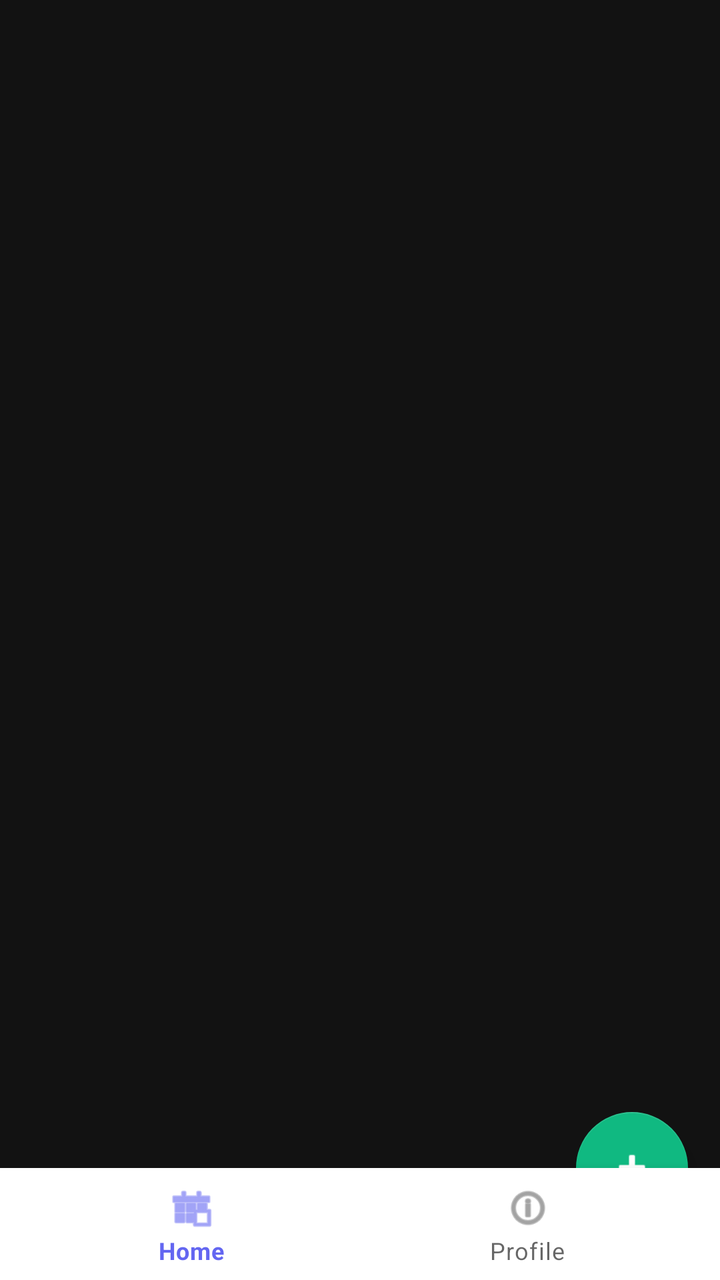
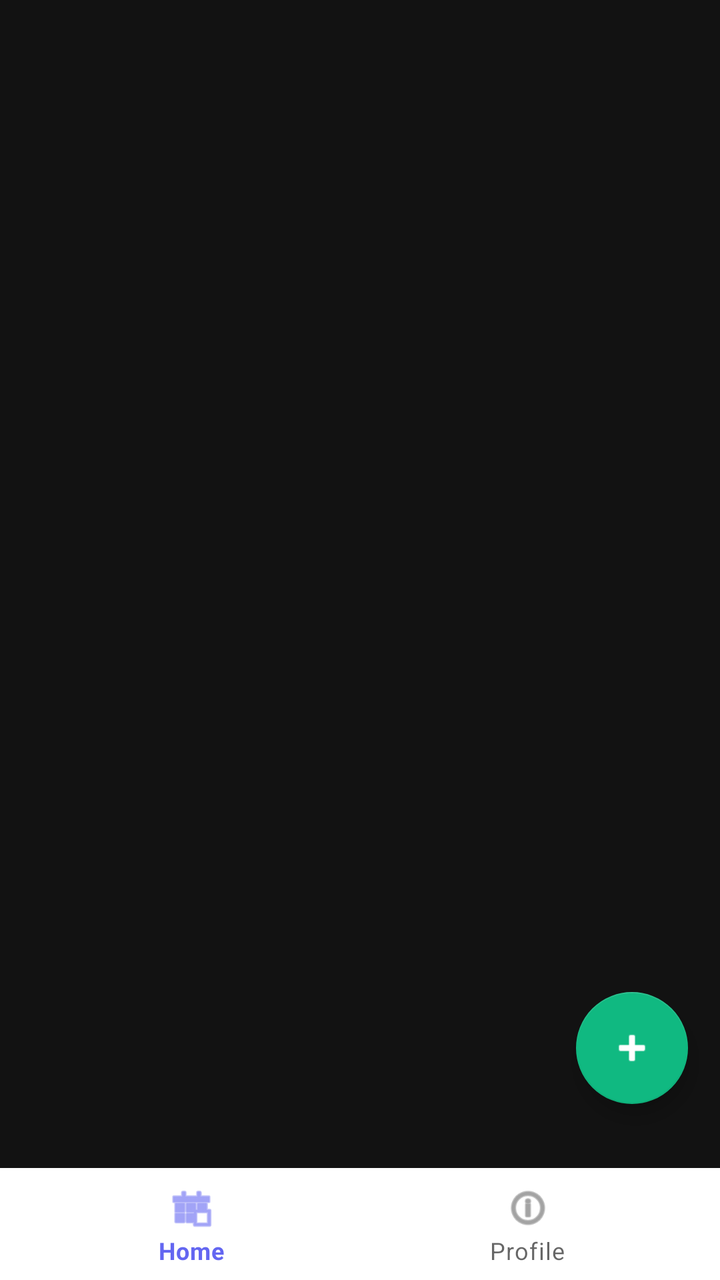

An Android layout rendered at two revisions. The XML below is the earlier revision; the diff shows what the commit changed to produce the second picture.
<!-- AndroidManifest.xml: application theme Theme.MyApplication -->
<!-- res/layout/activity_main.xml -->
<?xml version="1.0" encoding="utf-8"?>
<androidx.coordinatorlayout.widget.CoordinatorLayout xmlns:android="http://schemas.android.com/apk/res/android"
    xmlns:app="http://schemas.android.com/apk/res-auto"
    android:layout_width="match_parent"
    android:layout_height="match_parent">

    <FrameLayout
        android:id="@+id/fragment_container"
        android:layout_width="match_parent"
        android:layout_height="match_parent"
        android:layout_marginBottom="72dp" />

    <com.google.android.material.bottomnavigation.BottomNavigationView
        android:id="@+id/bottom_nav"
        android:layout_width="match_parent"
        android:layout_height="wrap_content"
        android:layout_gravity="bottom"
        app:menu="@menu/bottom_nav_menu" />

    <com.google.android.material.floatingactionbutton.FloatingActionButton
        android:id="@+id/fab_add"
        android:layout_width="wrap_content"
        android:layout_height="wrap_content"
        android:layout_margin="16dp"
        app:layout_anchor="@id/bottom_nav"
        app:layout_anchorGravity="top|end"
        app:srcCompat="@android:drawable/ic_input_add"
        android:contentDescription="Add" />

</androidx.coordinatorlayout.widget.CoordinatorLayout>
<!-- resources referenced by this layout -->
<resources>
  <style name="Theme.MyApplication" parent="Theme.MaterialComponents.DayNight.NoActionBar">
          
          <item name="colorPrimary">@color/accent_purple_start</item>
          <item name="colorPrimaryVariant">@color/accent_purple_end</item>
          <item name="colorOnPrimary">@color/text_primary</item>
  
          <item name="colorSecondary">@color/accent_green</item>
          <item name="colorOnSecondary">@color/text_primary</item>
  
          <item name="android:statusBarColor">@color/bg_default</item>
          <item name="android:navigationBarColor">@color/bg_default</item>
  
          
          <item name="android:colorBackground">@color/bg_default</item>
          <item name="android:textColor">@color/text_primary</item>
          <item name="android:windowBackground">@color/bg_default</item>
      </style>
  <color name="accent_purple_start">#6366F1</color>
  <color name="accent_purple_end">#8B5CF6</color>
  <color name="text_primary">#FFFFFF</color>
  <color name="accent_green">#10B981</color>
  <color name="bg_default">#121212</color>
</resources>

<!-- the commit's change to res/layout/activity_main.xml (unified diff, before → after) -->
@@ -21,9 +21,9 @@
         android:id="@+id/fab_add"
         android:layout_width="wrap_content"
         android:layout_height="wrap_content"
-        android:layout_margin="16dp"
-        app:layout_anchor="@id/bottom_nav"
-        app:layout_anchorGravity="top|end"
+        android:layout_gravity="bottom|end"
+        android:layout_marginEnd="16dp"
+        android:layout_marginBottom="88dp"
         app:srcCompat="@android:drawable/ic_input_add"
         android:contentDescription="Add" />
 
